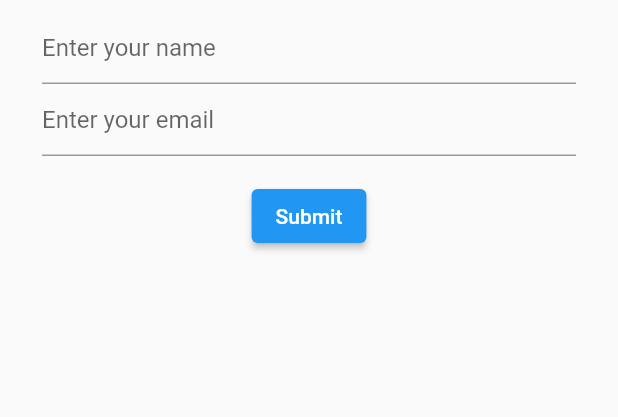
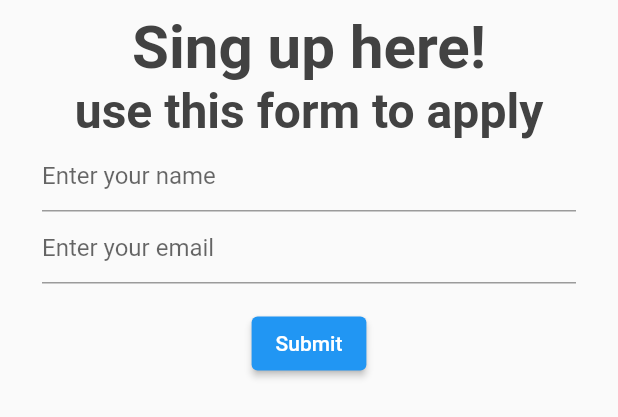
Before and after one commit to CZ-connect/CZ-Connect, a Flutter app: what formWidget() shows on an empty page, opened directly, on a phone screen of 412 x 824 dp. Shown: the top 417 px of the screen. Run offline on Flutter 3.47's test engine with Material 2 defaults, Android fonts, the phone set to English and light mode, and no system bars; our stand-ins replace email_validator; missing offline and left inert: dart:html.

Commit message:
setup-tepplate
todo:
fix infite crashing boxes
fix border
fix overlapping

```diff
--- /dev/null
+++ b/cz_app/lib/widget/app/formTextWidget.dart
@@ -0,0 +1,30 @@
+import 'dart:html';
+
+import 'package:flutter/material.dart';
+
+class containerTextWidget extends StatelessWidget{
+  const containerTextWidget({Key? key}) : super(key: key);
+
+  String get h1 => "Sing up here!";
+  String get h2 => "use this form to apply";
+
+
+  @override
+  Widget build(BuildContext context) {
+    // TODO: implement build
+    return Column(
+      children: <Widget>[
+        Text(h1, style: TextStyle(
+            color: Colors.grey[800],
+            fontWeight: FontWeight.bold,
+            fontSize: 40)),
+        Text(h2,
+            style: TextStyle(
+            color: Colors.grey[800],
+            fontWeight: FontWeight.bold,
+            fontSize: 32))
+      ],
+    );
+  }
+
+}
--- a/cz_app/lib/widget/store_input.dart
+++ b/cz_app/lib/widget/app/storeInput.dart
@@ -1,5 +1,6 @@
 import 'package:flutter/material.dart';
 import 'package:email_validator/email_validator.dart';
+import 'formTextWidget.dart';
 
 final _formKey = GlobalKey<FormState>();
 
@@ -16,6 +17,7 @@ class formWidget extends StatelessWidget {
             key: _formKey,
             child: Column(
               children: <Widget>[
+                containerTextWidget(),
                 TextFormField(
                   decoration: const InputDecoration(
                     hintText: 'Enter your name',
```
Also changed, not shown: cz_app/lib/main.dart (+5 -4 lines), cz_app/lib/widget/app/app-template/appBackground.dart (added, +23 -0 lines), cz_app/lib/widget/app/app-template/bottemAppLayout.dart (added, +17 -0 lines), cz_app/lib/widget/app/app-template/topAppLayout.dart (added, +18 -0 lines).
